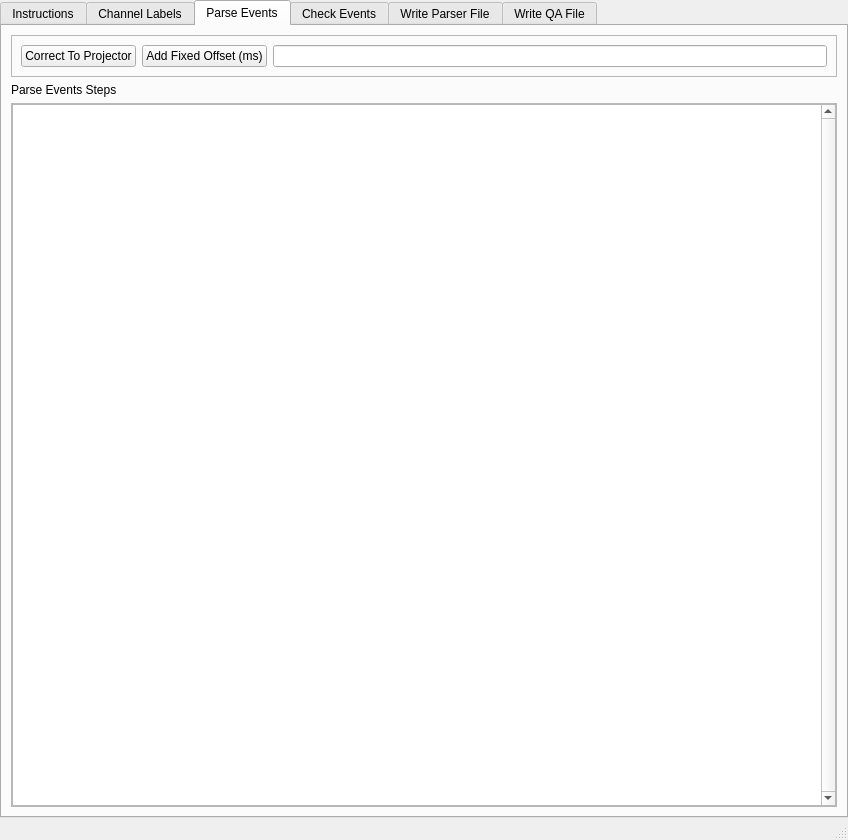
First picture: the form in nih2mne/GUI/templates/trigger_processing_gui.ui, repository nih-megcore/nih_to_mne, before the edit.
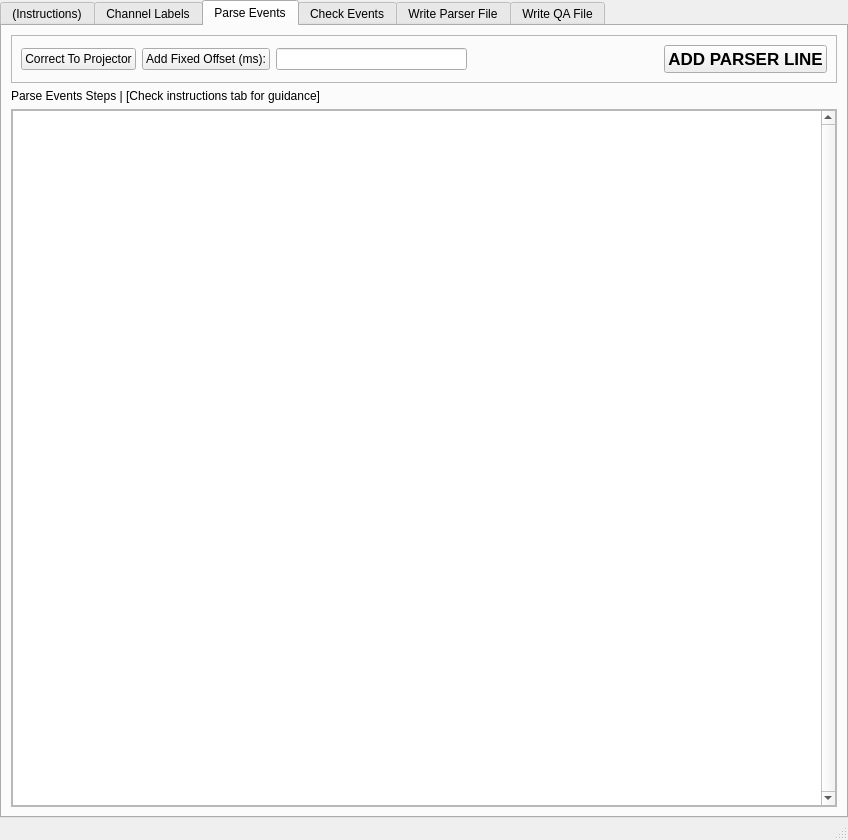
Second picture: the form after the edit.

```diff
--- a/nih2mne/GUI/templates/trigger_processing_gui.ui
+++ b/nih2mne/GUI/templates/trigger_processing_gui.ui
@@ -57,7 +57,7 @@
         </sizepolicy>
        </property>
        <attribute name="title">
-        <string>Instructions</string>
+        <string>(Instructions)</string>
        </attribute>
        <layout class="QVBoxLayout" name="verticalLayout_9">
         <item>
@@ -319,20 +319,49 @@
            <item>
             <widget class="QPushButton" name="pb_FixedOffset">
              <property name="text">
-              <string>Add Fixed Offset (ms)</string>
+              <string>Add Fixed Offset (ms):</string>
              </property>
             </widget>
            </item>
            <item>
             <widget class="QLineEdit" name="te_FixedOffset"/>
            </item>
+           <item>
+            <spacer name="horizontalSpacer">
+             <property name="orientation">
+              <enum>Qt::Horizontal</enum>
+             </property>
+             <property name="sizeHint" stdset="0">
+              <size>
+               <width>40</width>
+               <height>20</height>
+              </size>
+             </property>
+            </spacer>
+           </item>
+           <item>
+            <widget class="QPushButton" name="pb_AddParser">
+             <property name="font">
+              <font>
+               <pointsize>13</pointsize>
+               <weight>75</weight>
+               <bold>true</bold>
+               <underline>false</underline>
+               <strikeout>false</strikeout>
+              </font>
+             </property>
+             <property name="text">
+              <string>ADD PARSER LINE</string>
+             </property>
+            </widget>
+           </item>
           </layout>
          </widget>
         </item>
         <item>
          <widget class="QLabel" name="lbl_ParseMarks">
           <property name="text">
-           <string>Parse Events Steps</string>
+           <string>Parse Events Steps | [Check instructions tab for guidance]</string>
           </property>
          </widget>
         </item>
@@ -347,7 +376,7 @@
              <x>0</x>
              <y>0</y>
              <width>824</width>
-             <height>671</height>
+             <height>668</height>
             </rect>
            </property>
            <property name="sizePolicy">
```
Left out of the diff: 13 changed lines with no effect on the pictures.
